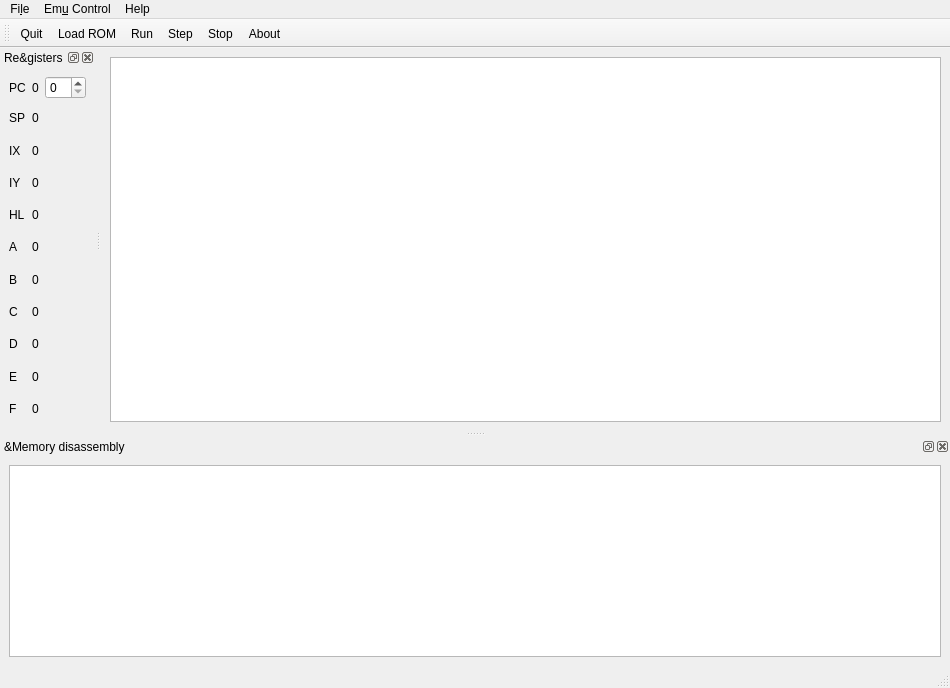
Above: ui/main_window.ui from electrified/cpuqt before the change. Below: the same form after it.
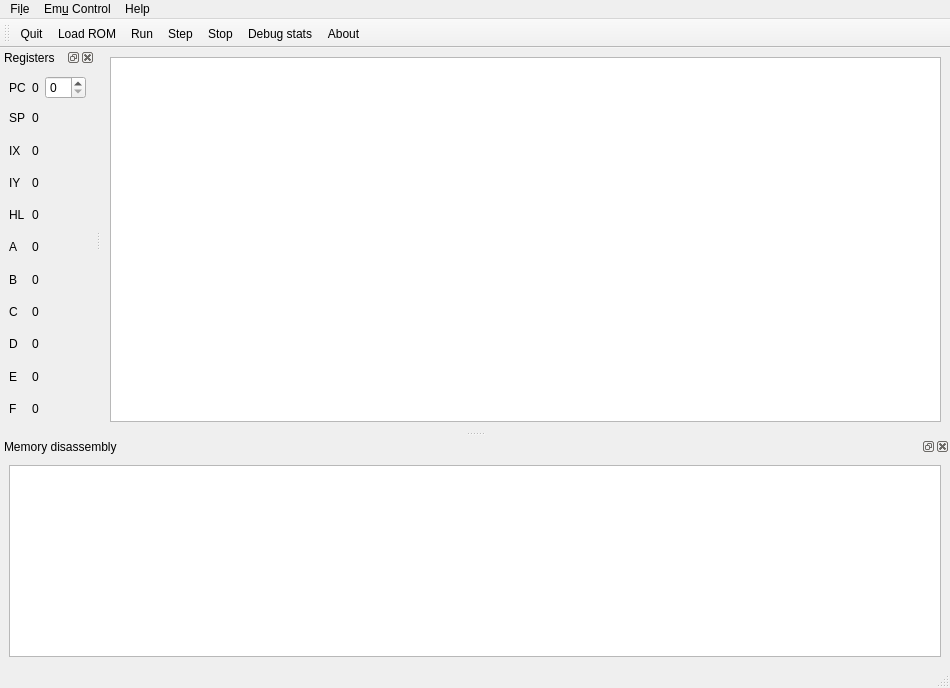
That is the form after the change.

The edit to the form file:
```diff
--- a/ui/main_window.ui
+++ b/ui/main_window.ui
@@ -68,7 +68,7 @@
   <widget class="QStatusBar" name="statusbar"/>
   <widget class="QDockWidget" name="dockWidget">
    <property name="windowTitle">
-    <string>Re&amp;gisters</string>
+    <string>Registers</string>
    </property>
    <attribute name="dockWidgetArea">
     <number>1</number>
@@ -250,7 +250,7 @@
     </size>
    </property>
    <property name="windowTitle">
-    <string>&amp;Memory disassembly</string>
+    <string>Memory disassembly</string>
    </property>
    <attribute name="dockWidgetArea">
     <number>8</number>
@@ -278,6 +278,7 @@
    <addaction name="actionRun"/>
    <addaction name="actionStep"/>
    <addaction name="actionStop"/>
+   <addaction name="actionDebug_stats"/>
    <addaction name="actionAbout"/>
   </widget>
   <action name="actionAbout">
@@ -315,6 +316,11 @@
     <string>Ste&amp;p</string>
    </property>
   </action>
+  <action name="actionDebug_stats">
+   <property name="text">
+    <string>Debug stats</string>
+   </property>
+  </action>
  </widget>
  <resources/>
  <connections>
```
Left out of the diff: 19 changed lines with no effect on the pictures.
